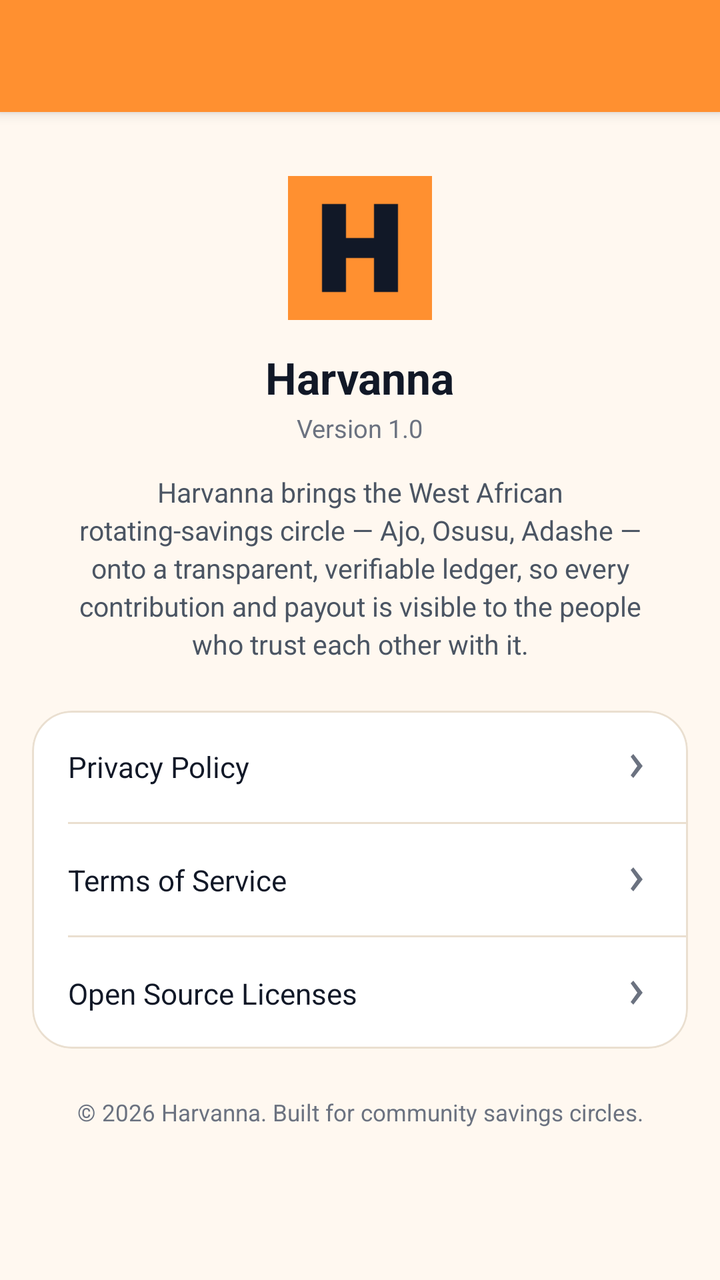
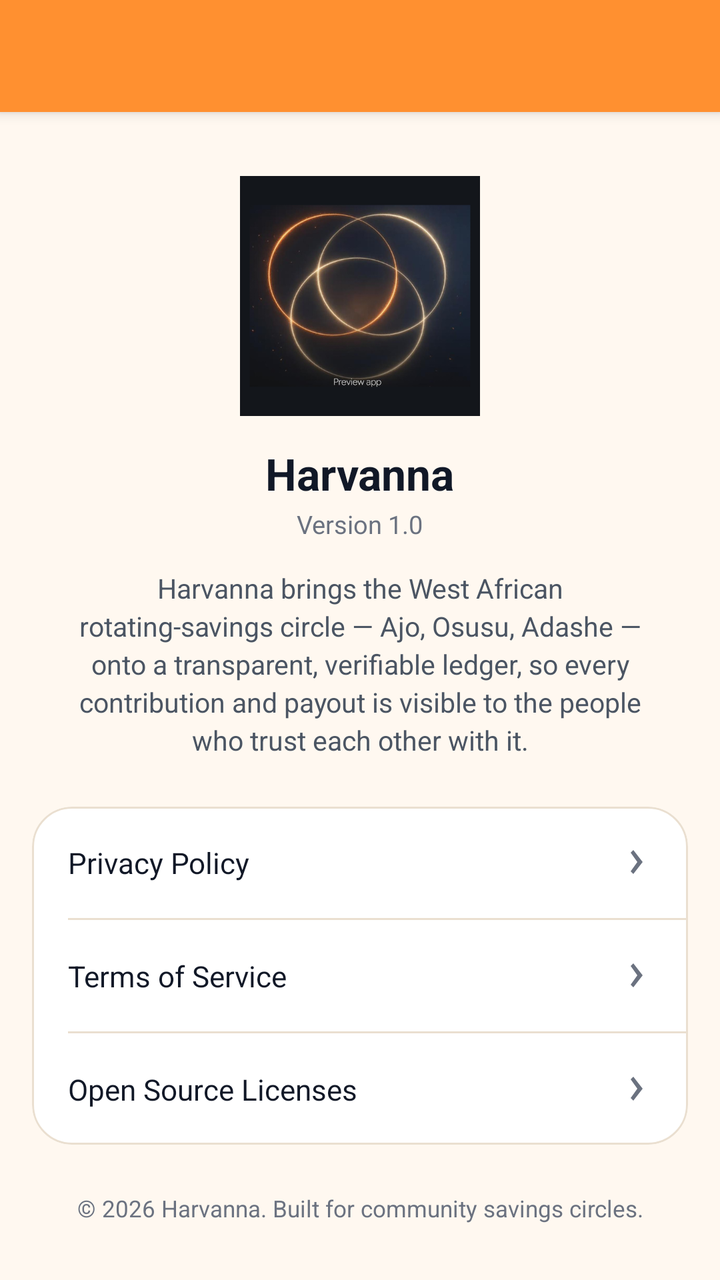

Screens rendered from an Android XML layout before and after an edit, with the pre-edit source and the edit as a unified diff.
<!-- AndroidManifest.xml: application theme AppTheme -->
<!-- res/layout/about.xml -->
<androidx.coordinatorlayout.widget.CoordinatorLayout
	xmlns:android="http://schemas.android.com/apk/res/android"
	xmlns:app="http://schemas.android.com/apk/res-auto"
	xmlns:tools="http://schemas.android.com/tools"
	android:id="@+id/_coordinator"
	android:layout_width="match_parent"
	android:layout_height="match_parent">
	<com.google.android.material.appbar.AppBarLayout
		android:id="@+id/_app_bar"
		android:layout_width="match_parent"
		android:layout_height="wrap_content"
		android:theme="@style/AppTheme.AppBarOverlay">
		<androidx.appcompat.widget.Toolbar
			android:id="@+id/_toolbar"
			android:layout_width="match_parent"
			android:layout_height="?attr/actionBarSize"
			android:background="?attr/appBarColor"
			app:popupTheme="@style/AppTheme.PopupOverlay" />
	</com.google.android.material.appbar.AppBarLayout>
	<androidx.core.widget.NestedScrollView
		android:layout_width="match_parent"
		android:layout_height="match_parent"
		android:fillViewport="true"
		android:overScrollMode="never"
		app:layout_behavior="@string/appbar_scrolling_view_behavior">
		<LinearLayout
			android:id="@+id/linear44"
			android:layout_width="match_parent"
			android:layout_height="wrap_content"
			android:paddingBottom="32dp"
			android:orientation="vertical">
			<LinearLayout
				android:id="@+id/linear45"
				android:layout_width="match_parent"
				android:layout_height="wrap_content"
				android:paddingTop="32dp"
				android:paddingBottom="24dp"
				android:gravity="center_horizontal|center_vertical"
				android:orientation="vertical">
				<ImageView
					android:id="@+id/imageview40"
					android:layout_width="72dp"
					android:layout_height="72dp"
					android:scaleType="center"
					android:src="@mipmap/ic_launcher"
					android:contentDescription="Harvanna logo" />
				<TextView
					android:id="@+id/textview46"
					android:layout_width="wrap_content"
					android:layout_height="wrap_content"
					android:layout_marginTop="14dp"
					android:text="Harvanna"
					android:textSize="22sp"
					android:textStyle="bold"
					android:textColor="@color/colorTextPrimary" />
				<TextView
					android:id="@+id/tvAppVersion"
					android:layout_width="wrap_content"
					android:layout_height="wrap_content"
					android:layout_marginTop="2dp"
					android:text="Version 1.0"
					android:textColor="@color/colorTextTertiary"
					android:textSize="12.5sp" />
				<TextView
					android:id="@+id/textview47"
					android:layout_width="match_parent"
					android:layout_height="wrap_content"
					android:layout_marginTop="14dp"
					android:gravity="center_horizontal|center_vertical"
					android:text="Harvanna brings the West African rotating-savings circle — Ajo, Osusu, Adashe — onto a transparent, verifiable ledger, so every contribution and payout is visible to the people who trust each other with it."
					android:textColor="@color/colorTextSecondary"
					android:textSize="13.5sp"
					android:lineSpacingExtra="3dp"
					android:paddingStart="32dp"
					android:paddingEnd="32dp" />
			</LinearLayout>
			<com.google.android.material.card.MaterialCardView
				android:id="@+id/cardview7"
				android:layout_width="match_parent"
				android:layout_height="wrap_content"
				app:cardBackgroundColor="@color/colorSurface"
				android:layout_marginStart="16dp"
				android:layout_marginEnd="16dp"
				app:cardCornerRadius="20dp"
				app:cardElevation="0dp"
				app:strokeColor="@color/colorCardStroke"
				app:strokeWidth="1dp">
				<LinearLayout
					android:id="@+id/linear46"
					android:layout_width="match_parent"
					android:layout_height="wrap_content"
					android:orientation="vertical">
					<LinearLayout
						android:id="@+id/rowPrivacyPolicy"
						android:layout_width="match_parent"
						android:layout_height="wrap_content"
						android:padding="18dp"
						android:background="?attr/selectableItemBackground"
						android:gravity="center_vertical"
						android:orientation="horizontal"
						android:focusable="true">
						<TextView
							android:id="@+id/textview48"
							android:layout_width="0dp"
							android:layout_height="wrap_content"
							android:text="Privacy Policy"
							android:textColor="@color/colorTextPrimary"
							android:layout_weight="1"
							android:textSize="14.5sp" />
						<ImageView
							android:id="@+id/imageview41"
							android:layout_width="16dp"
							android:layout_height="16dp"
							android:src="@drawable/ic_arrow_right"
							android:scaleType="centerInside"
							app:tint="@color/colorTextTertiary" />
					</LinearLayout>
					<View
						android:id="@+id/view47"
						android:layout_width="match_parent"
						android:layout_height="1dp"
						android:background="@color/colorDivider"
						android:layout_marginStart="18dp" />
					<LinearLayout
						android:id="@+id/rowTermsOfService"
						android:layout_width="match_parent"
						android:layout_height="wrap_content"
						android:padding="18dp"
						android:background="?attr/selectableItemBackground"
						android:gravity="center_vertical"
						android:orientation="horizontal"
						android:focusable="true">
						<TextView
							android:id="@+id/textview49"
							android:layout_width="0dp"
							android:layout_height="wrap_content"
							android:text="Terms of Service"
							android:textColor="@color/colorTextPrimary"
							android:layout_weight="1"
							android:textSize="14.5sp" />
						<ImageView
							android:id="@+id/imageview42"
							android:layout_width="16dp"
							android:layout_height="16dp"
							android:src="@drawable/ic_arrow_right"
							android:scaleType="centerInside"
							app:tint="@color/colorTextTertiary" />
					</LinearLayout>
					<View
						android:id="@+id/view48"
						android:layout_width="match_parent"
						android:layout_height="1dp"
						android:background="@color/colorDivider"
						android:layout_marginStart="18dp" />
					<LinearLayout
						android:id="@+id/rowOpenSourceLicenses"
						android:layout_width="match_parent"
						android:layout_height="wrap_content"
						android:padding="18dp"
						android:background="?attr/selectableItemBackground"
						android:gravity="center_vertical"
						android:orientation="horizontal"
						android:focusable="true">
						<TextView
							android:id="@+id/textview50"
							android:layout_width="0dp"
							android:layout_height="wrap_content"
							android:text="Open Source Licenses"
							android:textColor="@color/colorTextPrimary"
							android:layout_weight="1"
							android:textSize="14.5sp" />
						<ImageView
							android:id="@+id/imageview43"
							android:layout_width="16dp"
							android:layout_height="16dp"
							android:src="@drawable/ic_arrow_right"
							android:scaleType="centerInside"
							app:tint="@color/colorTextTertiary" />
					</LinearLayout>
				</LinearLayout>
			</com.google.android.material.card.MaterialCardView>
			<TextView
				android:id="@+id/textview51"
				android:layout_width="match_parent"
				android:layout_height="wrap_content"
				android:layout_marginTop="24dp"
				android:gravity="center_horizontal|center_vertical"
				android:text="© 2026 Harvanna. Built for community savings circles."
				android:textColor="@color/colorTextTertiary"
				android:textSize="11.5sp" />
		</LinearLayout>
	</androidx.core.widget.NestedScrollView>
</androidx.coordinatorlayout.widget.CoordinatorLayout>
<!-- resources referenced by this layout -->
<resources>
  <color name="colorCardStroke">#EADFD0</color>
  <color name="colorDivider">#EADFD0</color>
  <color name="colorSurface">#FFFFFF</color>
  <color name="colorTextPrimary">#111827</color>
  <color name="colorTextSecondary">#4B5563</color>
  <color name="colorTextTertiary">#6B7280</color>
  <!-- drawable ic_arrow_right (drawable) -->
  <?xml version="1.0" encoding="utf-8"?>
  <vector xmlns:android="http://schemas.android.com/apk/res/android"
      android:width="24dp"
      android:height="24dp"
      android:viewportWidth="24"
      android:viewportHeight="24">
  
      <path
          android:fillColor="#FFFFFFFF"
          android:pathData="M8,5L13,12L8,19L10,21L17,12L10,3Z" />
  
  </vector>
  <!-- mipmap ic_launcher: png bitmap (drawable, 769 bytes) -->
  <style name="AppTheme.AppBarOverlay" parent="ThemeOverlay.MaterialComponents.Light">
          
          <item name="android:textColorPrimary">?attr/onAppBarColor</item>
          <item name="android:textColorSecondary">?attr/onAppBarColor</item>
          <item name="colorControlNormal">?attr/onAppBarColor</item>
          <item name="colorOnSurface">?attr/onAppBarColor</item>
      </style>
  <style name="AppTheme.PopupOverlay" parent="ThemeOverlay.MaterialComponents.Light" />
  <style name="HarvannaTextView" parent="android:Widget.TextView">
          <item name="android:textColor">@color/colorTextPrimary</item>
      </style>
  <color name="colorAccent">#FF9030</color>
  <color name="colorTextOnAccent">#111827</color>
  <color name="colorAccentDark">#E57A14</color>
  <color name="colorError">#EF4444</color>
  <color name="colorTextPrimaryWhite">#FFFFFF</color>
  <color name="colorControlNormal">#6B7280</color>
  <color name="colorAccentRipple">#1AFF9030</color>
  <color name="colorAccentStroke">#33FF9030</color>
  <color name="colorAccentStrong">#B85F0A</color>
  <color name="colorBackground">#FFF8F0</color>
  <style name="HarvannaBottomSheetDialog" parent="ThemeOverlay.MaterialComponents.BottomSheetDialog">
          <item name="colorPrimary">@color/colorAccent</item>
          <item name="colorAccent">@color/colorAccent</item>
          <item name="colorSurface">@color/colorSurface</item>
          <item name="colorOnPrimary">@color/colorTextOnAccent</item>
          <item name="colorOnSurface">@color/colorTextPrimary</item>
          <item name="colorOnSurfaceVariant">@color/colorTextSecondary</item>
          <item name="android:textColorPrimary">@color/colorTextPrimary</item>
          <item name="bottomSheetStyle">@style/HarvannaBottomSheetStyle</item>
      </style>
  <style name="HarvannaDialogButton" parent="Widget.MaterialComponents.Button.TextButton.Dialog">
          <item name="android:textColor">@color/colorAccent</item>
          <item name="android:minHeight">48dp</item>
      </style>
  <style name="HarvannaBottomSheetStyle" parent="Widget.MaterialComponents.BottomSheet.Modal">
          <item name="backgroundTint">?attr/colorSurface</item>
          <item name="shapeAppearanceOverlay">@style/HarvannaBottomSheetShape</item>
      </style>
  <style name="HarvannaBottomSheetShape" parent="">
          <item name="cornerFamily">rounded</item>
          <item name="cornerSizeTopLeft">20dp</item>
          <item name="cornerSizeTopRight">20dp</item>
          <item name="cornerSizeBottomLeft">0dp</item>
          <item name="cornerSizeBottomRight">0dp</item>
      </style>
  <!-- unchanged entries left out for length: 2 -->
</resources>

<!-- the commit's change to res/layout/about.xml (unified diff, before → after) -->
@@ -39,10 +39,10 @@
 				android:orientation="vertical">
 				<ImageView
 					android:id="@+id/imageview40"
-					android:layout_width="72dp"
-					android:layout_height="72dp"
-					android:scaleType="center"
-					android:src="@mipmap/ic_launcher"
+					android:layout_width="120dp"
+					android:layout_height="120dp"
+					android:scaleType="fitCenter"
+					android:src="@drawable/ic_launcher"
 					android:contentDescription="Harvanna logo" />
 				<TextView
 					android:id="@+id/textview46"
<!-- resource entries referenced after the edit -->
@@ -19,7 +19,7 @@
           android:pathData="M8,5L13,12L8,19L10,21L17,12L10,3Z" />
   
   </vector>
-  <!-- mipmap ic_launcher: png bitmap (drawable, 769 bytes) -->
+  <!-- drawable ic_launcher: png bitmap (drawable, 149089 bytes) -->
   <style name="AppTheme.AppBarOverlay" parent="ThemeOverlay.MaterialComponents.Light">
           
           <item name="android:textColorPrimary">?attr/onAppBarColor</item>
@@ -42,6 +42,10 @@
   <color name="colorAccentStrong">#B85F0A</color>
   <color name="colorBackground">#FFF8F0</color>
   <style name="HarvannaBottomSheetDialog" parent="ThemeOverlay.MaterialComponents.BottomSheetDialog">
+          <item name="android:windowIsFloating">false</item>
+          <item name="android:windowBackground">@android:color/transparent</item>
+          <item name="android:background">@android:color/transparent</item>
+          <item name="android:backgroundDimEnabled">true</item>
           <item name="colorPrimary">@color/colorAccent</item>
           <item name="colorAccent">@color/colorAccent</item>
           <item name="colorSurface">@color/colorSurface</item>
